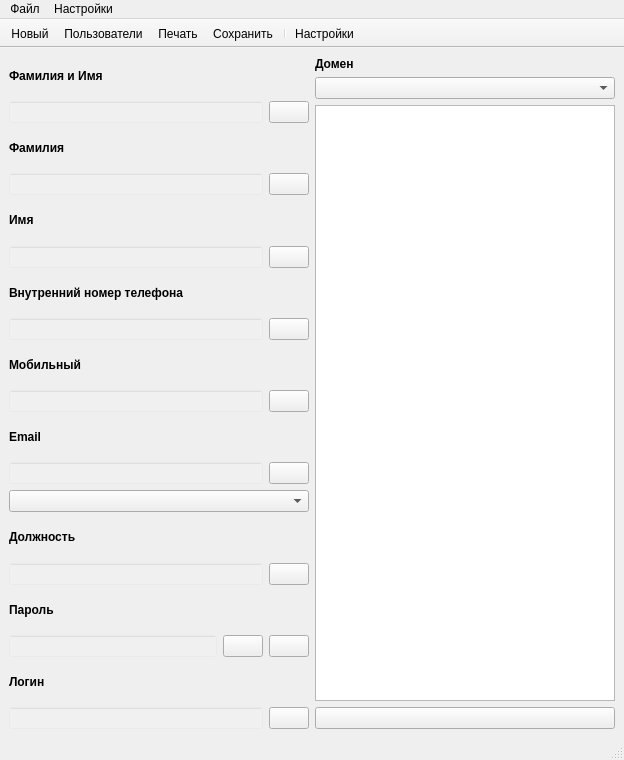
Before: the Qt Designer form ui/mainwindow.ui in zip94061/usermanager, drawn with Qt 5.
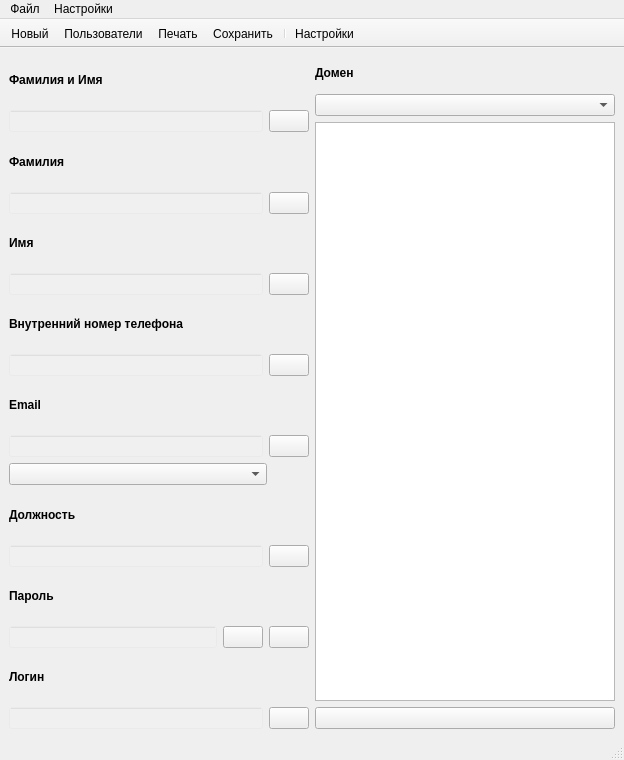
After: the same form once the commit is applied. Icons and pictures are not drawn.

What changed in the file:
```diff
--- a/ui/mainwindow.ui
+++ b/ui/mainwindow.ui
@@ -193,41 +193,6 @@
         </item>
        </layout>
       </item>
-      <item>
-       <widget class="QLabel" name="label_5">
-        <property name="styleSheet">
-         <string notr="true"/>
-        </property>
-        <property name="text">
-         <string>&lt;html&gt;&lt;head/&gt;&lt;body&gt;&lt;p&gt;&lt;span style=&quot; font-weight:700;&quot;&gt;Мобильный&lt;/span&gt;&lt;/p&gt;&lt;/body&gt;&lt;/html&gt;</string>
-        </property>
-       </widget>
-      </item>
-      <item>
-       <layout class="QHBoxLayout" name="horizontalLayout_6">
-        <item>
-         <widget class="QLineEdit" name="lineEdit_5">
-          <property name="styleSheet">
-           <string notr="true">background-color: rgba(255,255,255,20);</string>
-          </property>
-         </widget>
-        </item>
-        <item>
-         <widget class="QPushButton" name="pushButton_5">
-          <property name="text">
-           <string/>
-          </property>
-          <property name="icon">
-           <iconset resource="../resources/resources.qrc">
-            <normaloff>:/dark_theme/icons/dark_theme/copy.svg</normaloff>:/dark_theme/icons/dark_theme/copy.svg</iconset>
-          </property>
-          <property name="iconName" stdset="0">
-           <string>copy</string>
-          </property>
-         </widget>
-        </item>
-       </layout>
-      </item>
       <item>
        <widget class="QLabel" name="label_6">
         <property name="styleSheet">
@@ -265,6 +230,12 @@
       </item>
       <item>
        <widget class="QComboBox" name="comboBox">
+        <property name="maximumSize">
+         <size>
+          <width>258</width>
+          <height>16777215</height>
+         </size>
+        </property>
         <property name="currentText">
          <string/>
         </property>
@@ -403,6 +374,12 @@
      <layout class="QVBoxLayout" name="verticalLayout_2">
       <item>
        <widget class="QLabel" name="label_10">
+        <property name="minimumSize">
+         <size>
+          <width>0</width>
+          <height>31</height>
+         </size>
+        </property>
         <property name="font">
          <font>
           <bold>true</bold>
```
